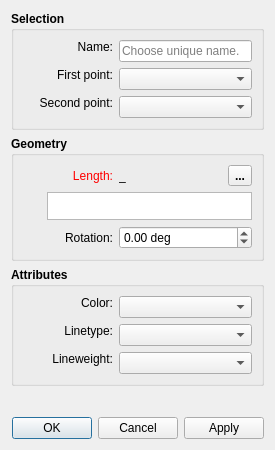
Old version of the form src/libs/vtools/dialogs/tools/dialognormal.ui in the repository FashionFreedom/Seamly2D.
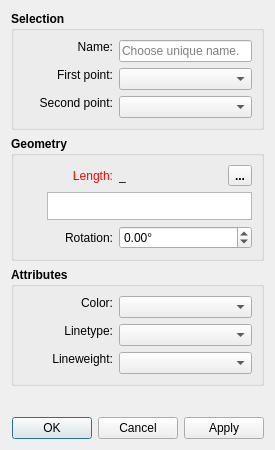
New version of the form. Icons and pictures are not drawn. Custom widgets are drawn as their Qt base class.

What changed in the file:
```diff
--- a/src/libs/vtools/dialogs/tools/dialognormal.ui
+++ b/src/libs/vtools/dialogs/tools/dialognormal.ui
@@ -320,7 +320,7 @@
           </property>
           <property name="minimumSize">
            <size>
-            <width>40</width>
+            <width>85</width>
             <height>0</height>
            </size>
           </property>
@@ -497,7 +497,7 @@
            <string>&lt;html&gt;&lt;head/&gt;&lt;body&gt;&lt;table border=&quot;0&quot; style=&quot; margin-top:0px; margin-bottom:0px; margin-left:0px; margin-right:0px;&quot; width=&quot;370&quot; cellspacing=&quot;2&quot; cellpadding=&quot;0&quot;&gt;&lt;tr&gt;&lt;td width=&quot;300&quot;&gt;&lt;p&gt;&lt;span style=&quot; font-weight:600;&quot;&gt;Rotatation Angle&lt;/span&gt;&lt;br/&gt;Angles are specified in degrees, i.e. a full circle equals 360 deg. Positive values for an angle means counter-clockwise while a negative value means the clockwise direction. &lt;br/&gt;&lt;br/&gt;Rotation angle is added to the angle of the perpendicular.&lt;/p&gt;&lt;/td&gt;&lt;td style=&quot; vertical-align:middle;&quot;&gt;&lt;p align=&quot;right&quot;&gt;&lt;img src=&quot;:/icon/64x64/rotation.png&quot;/&gt;&lt;/p&gt;&lt;/td&gt;&lt;/tr&gt;&lt;/table&gt;&lt;/body&gt;&lt;/html&gt;</string>
           </property>
           <property name="suffix">
-           <string> deg</string>
+           <string notr="true">°</string>
           </property>
           <property name="minimum">
            <double>-360.000000000000000</double>
```
